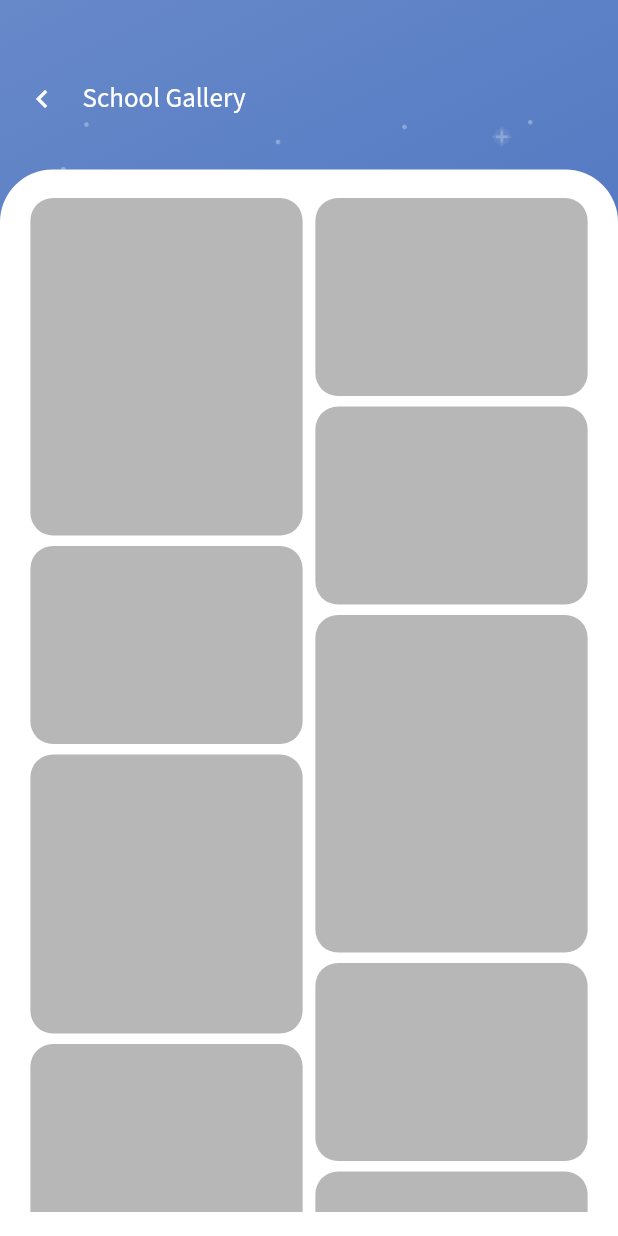
After one commit to Syahro/erp_ui, a Flutter app: the SchoolGalleryPage screen opened directly, on a phone screen of 412 x 824 dp. The commit adds this screen. Run offline on Flutter 3.47's test engine with Material 2 defaults, Android fonts, the phone set to English and light mode, and no system bars; our stand-ins replace dotted_line, google_fonts.

Commit message:
done modified schoolGalleryPage and add some assets or support

```diff
--- a/lib/pages/home_page.dart
+++ b/lib/pages/home_page.dart
@@ -9,6 +9,7 @@ import 'package:erp_ui/pages/holiday_page.dart';
 import 'package:erp_ui/pages/my_profile_page.dart';
 import 'package:erp_ui/pages/play_quiz_page.dart';
 import 'package:erp_ui/pages/result_page.dart';
+import 'package:erp_ui/pages/school_gallery_page.dart';
 import 'package:erp_ui/pages/support_page.dart';
 import 'package:erp_ui/pages/time_table_page.dart';
 import 'package:erp_ui/theme.dart';
@@ -272,9 +273,21 @@ class HomePage extends StatelessWidget {
                                     title: 'Ask Doubts',
                                   ),
                                 ),
-                                CardMenu(
-                                  imageUrl: 'assets/ic_gallery.png',
-                                  title: 'School Gallery',
+                                InkWell(
+                                  onTap: () {
+                                    Navigator.push(
+                                      context,
+                                      MaterialPageRoute(
+                                        builder: (context) {
+                                          return SchoolGalleryPage();
+                                        },
+                                      ),
+                                    );
+                                  },
+                                  child: CardMenu(
+                                    imageUrl: 'assets/ic_gallery.png',
+                                    title: 'School Gallery',
+                                  ),
                                 ),
                                 InkWell(
                                   onTap: () {
--- /dev/null
+++ b/lib/pages/school_gallery_page.dart
@@ -0,0 +1,244 @@
+import 'package:erp_ui/theme.dart';
+import 'package:flutter/material.dart';
+
+class SchoolGalleryPage extends StatelessWidget {
+  @override
+  Widget build(BuildContext context) {
+    return Scaffold(
+      body: Stack(
+        children: [
+          Container(
+            height: double.infinity,
+            width: double.infinity,
+            decoration: BoxDecoration(
+              gradient: LinearGradient(
+                begin: Alignment.topLeft,
+                end: Alignment.bottomRight,
+                colors: [
+                  lightBlueColor,
+                  darkBlueColor,
+                ],
+              ),
+            ),
+            child: Column(
+              children: [
+                Padding(
+                  padding: EdgeInsets.only(
+                    left: 16,
+                    top: 53,
+                  ),
+                  child: Row(
+                    children: [
+                      Icon(
+                        Icons.chevron_left,
+                        color: whiteColor,
+                      ),
+                      SizedBox(
+                        width: 15,
+                      ),
+                      Text(
+                        'School Gallery',
+                        style: regularTextStyle.copyWith(
+                          fontSize: 18,
+                          color: whiteColor,
+                        ),
+                      ),
+                    ],
+                  ),
+                ),
+                Padding(
+                  padding: EdgeInsets.symmetric(horizontal: 18),
+                  child: Image.asset(
+                    'assets/star_pattern.png',
+                    width: double.infinity,
+                    height: 62.45,
+                    color: whiteColor.withOpacity(0.3),
+                  ),
+                ),
+              ],
+            ),
+          ),
+          Padding(
+            padding: EdgeInsets.only(top: 113),
+            child: Container(
+              width: double.infinity,
+              decoration: BoxDecoration(
+                color: whiteColor,
+                borderRadius: BorderRadius.vertical(
+                  top: Radius.circular(35),
+                ),
+              ),
+              child: Padding(
+                padding: EdgeInsets.symmetric(
+                  horizontal: 16,
+                  vertical: 16,
+                ),
+                child: ListView(
+                  padding: EdgeInsets.only(top: 3),
+                  children: [
+                    Row(
+                      crossAxisAlignment: CrossAxisAlignment.start,
+                      mainAxisAlignment: MainAxisAlignment.spaceBetween,
+                      children: [
+                        Expanded(
+                          flex: 5,
+                          child: Column(
+                            mainAxisAlignment: MainAxisAlignment.start,
+                            children: [
+                              Container(
+                                height: 225,
+                                width: ((MediaQuery.of(context).size.width -
+                                            (2 * 16)) /
+                                        2) -
+                                    8.5,
+                                decoration: BoxDecoration(
+                                  color: lightGreyColor.withOpacity(0.8),
+                                  borderRadius: BorderRadius.circular(15),
+                                ),
+                              ),
+                              SizedBox(
+                                height: 7,
+                              ),
+                              Container(
+                                height: 132,
+                                width: ((MediaQuery.of(context).size.width -
+                                            (2 * 16)) /
+                                        2) -
+                                    8.5,
+                                decoration: BoxDecoration(
+                                  color: lightGreyColor.withOpacity(0.8),
+                                  borderRadius: BorderRadius.circular(15),
+                                ),
+                              ),
+                              SizedBox(
+                                height: 7,
+                              ),
+                              Container(
+                                height: 186,
+                                width: ((MediaQuery.of(context).size.width -
+                                            (2 * 16)) /
+                                        2) -
+                                    8.5,
+                                decoration: BoxDecoration(
+                                  color: lightGreyColor.withOpacity(0.8),
+                                  borderRadius: BorderRadius.circular(15),
+                                ),
+                              ),
+                              SizedBox(
+                                height: 7,
+                              ),
+                              Container(
+                                height: 132,
+                                width: ((MediaQuery.of(context).size.width -
+                                            (2 * 16)) /
+                                        2) -
+                                    8.5,
+                                decoration: BoxDecoration(
+                                  color: lightGreyColor.withOpacity(0.8),
+                                  borderRadius: BorderRadius.circular(15),
+                                ),
+                              ),
+                              SizedBox(
+                                height: 7,
+                              ),
+                              Container(
+                                height: 170,
+                                width: ((MediaQuery.of(context).size.width -
+                                            (2 * 16)) /
+                                        2) -
+                                    8.5,
+                                decoration: BoxDecoration(
+                                  color: lightGreyColor.withOpacity(0.8),
+                                  borderRadius: BorderRadius.circular(15),
+                                ),
+                              ),
+                            ],
+                          ),
+                        ),
+                        Expanded(
+                          flex: 5,
+                          child: Column(
+                            mainAxisAlignment: MainAxisAlignment.start,
+                            children: [
+                              Container(
+                                height: 132,
+                                width: ((MediaQuery.of(context).size.width -
+                                            (2 * 16)) /
+                                        2) -
+                                    8.5,
+                                decoration: BoxDecoration(
+                                  color: lightGreyColor.withOpacity(0.8),
+                                  borderRadius: BorderRadius.circular(15),
+                                ),
+                              ),
+                              SizedBox(
+                                height: 7,
+                              ),
+                              Container(
+                                height: 132,
+                                width: ((MediaQuery.of(context).size.width -
+                                            (2 * 16)) /
+                                        2) -
+                                    8.5,
+                                decoration: BoxDecoration(
+                                  color: lightGreyColor.withOpacity(0.8),
+                                  borderRadius: BorderRadius.circular(15),
+                                ),
+                              ),
+                              SizedBox(
+                                height: 7,
+                              ),
+                              Container(
+                                height: 225,
+                                width: ((MediaQuery.of(context).size.width -
+                                            (2 * 16)) /
+                                        2) -
+                                    8.5,
+                                decoration: BoxDecoration(
+                                  color: lightGreyColor.withOpacity(0.8),
+                                  borderRadius: BorderRadius.circular(15),
+                                ),
+                              ),
+                              SizedBox(
+                                height: 7,
+                              ),
+                              Container(
+                                height: 132,
+                                width: ((MediaQuery.of(context).size.width -
+                                            (2 * 16)) /
+                                        2) -
+                                    8.5,
+                                decoration: BoxDecoration(
+                                  color: lightGreyColor.withOpacity(0.8),
+                                  borderRadius: BorderRadius.circular(15),
+                                ),
+                              ),
+                              SizedBox(
+                                height: 7,
+                              ),
+                              Container(
+                                height: 225,
+                                width: ((MediaQuery.of(context).size.width -
+                                            (2 * 16)) /
+                                        2) -
+                                    8.5,
+                                decoration: BoxDecoration(
+                                  color: lightGreyColor.withOpacity(0.8),
+                                  borderRadius: BorderRadius.circular(15),
+                                ),
+                              ),
+                            ],
+                          ),
+                        ),
+                      ],
+                    ),
+                  ],
+                ),
+              ),
+            ),
+          ),
+        ],
+      ),
+    );
+  }
+}
```
